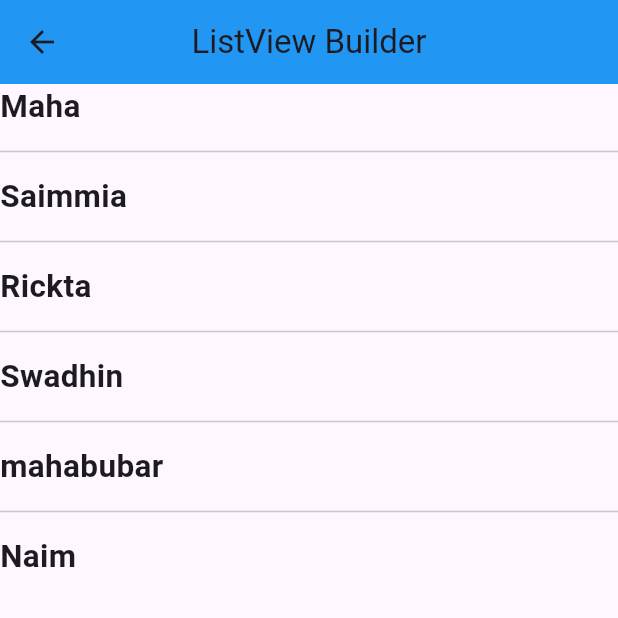
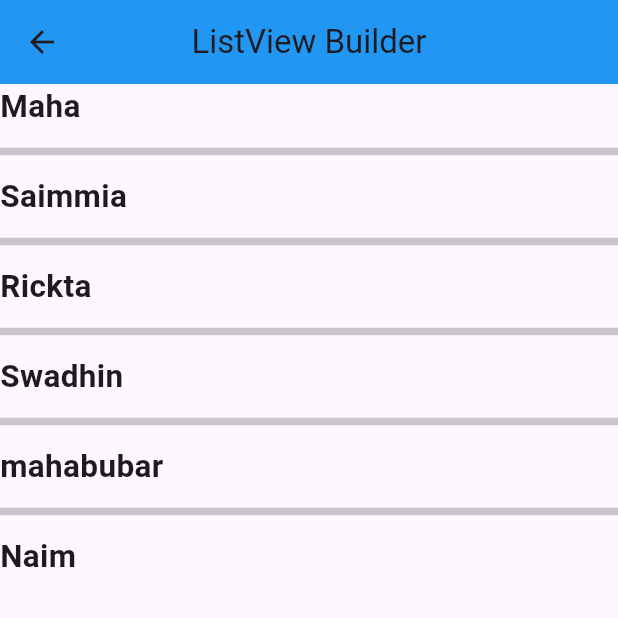
Before and after one commit to Maha6468/all_widget, a Flutter app: the Listview_Builder screen opened directly, on a phone screen of 412 x 824 dp, the top half of it. Run offline on Flutter 3.47's test engine with Material 3 defaults, Android fonts, the phone set to English and light mode, and no system bars; statements that could not run were skipped.

Commit message:
ListView.separated thickness

```diff
--- a/lib/widget/listView.dart
+++ b/lib/widget/listView.dart
@@ -20,7 +20,7 @@ class _Listview_BuilderState extends State<Listview_Builder> {
       ),
       body: ListView.separated(
         itemCount: arrNames.length,
-        separatorBuilder: (BuildContext context, int index) { return Divider(height: 30,);},
+        separatorBuilder: (BuildContext context, int index) { return Divider(height: 30, thickness: 5,);},
         itemBuilder:(context, index) {
           return Text(arrNames[index],
             style: TextStyle(fontSize: 21, fontWeight: FontWeight.bold),);
```
